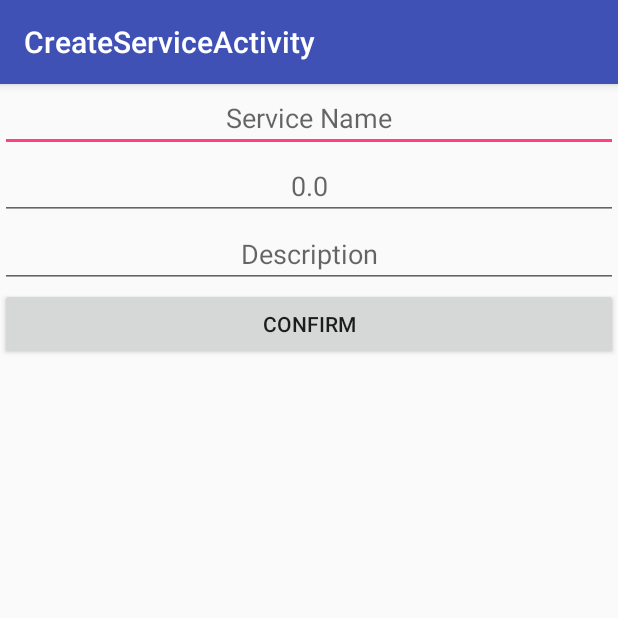
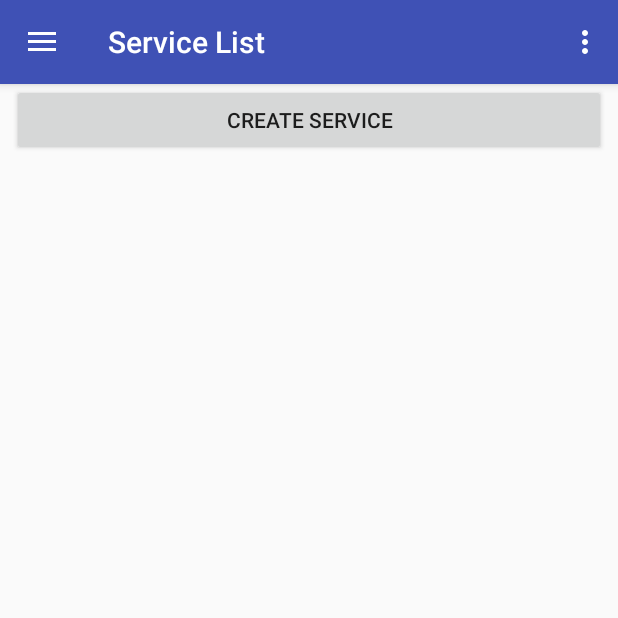
Before and after one commit to DexterHuang/RequestManagementProject, an Android app: the screen it shows after launch (CreateServiceActivity before the commit, MainActivity after it), in the side drawer, after a tap on "Create Service", on a phone screen of 412 x 824 dp, the top half of it. Run offline under Robolectric (Android 15) with nearby library versions, the phone set to English and light mode, and no system bars; our stand-ins replace Firebase (no records; nobody signed in at launch, a user with empty details on screens opened directly); pictures from the network do not load.

Commit message:
Awesome change!

```diff
--- a/app/src/main/java/com/dexter/requestmanagement/MainActivity.java
+++ b/app/src/main/java/com/dexter/requestmanagement/MainActivity.java
@@ -32,7 +32,8 @@ public class MainActivity extends AppCompatActivity
         implements NavigationView.OnNavigationItemSelectedListener,
         MakeRequestFragment.OnFragmentInteractionListener,
         requestListFragment.OnListFragmentInteractionListener,
-        UserListFragment.OnFragmentInteractionListener {
+        UserListFragment.OnFragmentInteractionListener,
+        ServiceListFragment.OnFragmentInteractionListener{
 
     private User currentUser;
     private DatabaseReference mDatabase;
@@ -172,9 +173,9 @@ public class MainActivity extends AppCompatActivity
                 title = "User List";
                 break;
             case R.id.nav_createService:
-                Intent intent = new Intent(MainActivity.this, CreateServiceActivity.class);
-                startActivity(intent);
-                return;
+                fragment = new ServiceListFragment();
+                title = "Service List";
+                break;
         }
 
         if (fragment != null) {
--- a/app/src/main/java/com/dexter/requestmanagement/Models/ServiceType.java
+++ b/app/src/main/java/com/dexter/requestmanagement/Models/ServiceType.java
@@ -5,6 +5,9 @@ public class ServiceType {
     private float price;
     private String description;
 
+    public ServiceType(){
+
+    }
     public ServiceType(String name, float price){
         this.serviceName = name;
         this.price = price;
--- /dev/null
+++ b/app/src/main/java/com/dexter/requestmanagement/ServiceListFragment.java
@@ -0,0 +1,191 @@
+package com.dexter.requestmanagement;
+
+import android.app.Service;
+import android.content.Context;
+import android.content.DialogInterface;
+import android.content.Intent;
+import android.net.Uri;
+import android.os.Bundle;
+import android.provider.ContactsContract;
+import android.support.v4.app.Fragment;
+import android.support.v7.app.AlertDialog;
+import android.view.LayoutInflater;
+import android.view.View;
+import android.view.ViewGroup;
+import android.widget.AdapterView;
+import android.widget.ArrayAdapter;
+import android.widget.Button;
+import android.widget.ListView;
+
+import com.dexter.requestmanagement.Models.ServiceType;
+import com.google.firebase.database.DataSnapshot;
+import com.google.firebase.database.DatabaseError;
+import com.google.firebase.database.ValueEventListener;
+
+import java.util.ArrayList;
+
+
+/**
+ * A simple {@link Fragment} subclass.
+ * Activities that contain this fragment must implement the
+ * {@link ServiceListFragment.OnFragmentInteractionListener} interface
+ * to handle interaction events.
+ * Use the {@link ServiceListFragment#newInstance} factory method to
+ * create an instance of this fragment.
+ */
+public class ServiceListFragment extends Fragment {
+    // TODO: Rename parameter arguments, choose names that match
+    // the fragment initialization parameters, e.g. ARG_ITEM_NUMBER
+    private static final String ARG_PARAM1 = "param1";
+    private static final String ARG_PARAM2 = "param2";
+
+    // TODO: Rename and change types of parameters
+    private String mParam1;
+    private String mParam2;
+
+    private OnFragmentInteractionListener mListener;
+
+    public ServiceListFragment() {
+        // Required empty public constructor
+    }
+
+    /**
+     * Use this factory method to create a new instance of
+     * this fragment using the provided parameters.
+     *
+     * @param param1 Parameter 1.
+     * @param param2 Parameter 2.
+     * @return A new instance of fragment ServiceListFragment.
+     */
+    // TODO: Rename and change types and number of parameters
+    public static ServiceListFragment newInstance(String param1, String param2) {
+        ServiceListFragment fragment = new ServiceListFragment();
+        Bundle args = new Bundle();
+        args.putString(ARG_PARAM1, param1);
+        args.putString(ARG_PARAM2, param2);
+        fragment.setArguments(args);
+        return fragment;
+    }
+
+    @Override
+    public void onCreate(Bundle savedInstanceState) {
+        super.onCreate(savedInstanceState);
+        if (getArguments() != null) {
+            mParam1 = getArguments().getString(ARG_PARAM1);
+            mParam2 = getArguments().getString(ARG_PARAM2);
+        }
+    }
+
+    private Button createServiceButton;
+    private ListView serviceListView;;
+
+    @Override
+    public View onCreateView(LayoutInflater inflater, ViewGroup container,
+                             Bundle savedInstanceState) {
+        View v = inflater.inflate(R.layout.fragment_service_list, container, false);
+
+        createServiceButton = (Button) v.findViewById(R.id.CreateServiceButton);
+        serviceListView = (ListView) v.findViewById(R.id.ServiceListView);
+
+        final ArrayAdapter<String> arrayAdapter = new ArrayAdapter<String>(getContext(), android.R.layout.simple_list_item_1);
+        serviceListView.setAdapter(arrayAdapter);
+        final ArrayList<ServiceType> serviceList = new ArrayList<>();
+        FirebaseManager.getDatabase().child("services").addValueEventListener(new ValueEventListener() {
+            @Override
+            public void onDataChange(DataSnapshot dataSnapshot) {
+                arrayAdapter.clear();
+                serviceList.clear();
+                for ( DataSnapshot data : dataSnapshot.getChildren()){
+                    ServiceType service = data.getValue(ServiceType.class);
+                    arrayAdapter.add(service.getServiceName() + "  " + service.getPrice());
+                    serviceList.add(service);
+                }
+            }
+
+            @Override
+            public void onCancelled(DatabaseError databaseError) {
+
+            }
+        });
+
+        createServiceButton.setOnClickListener(new View.OnClickListener() {
+            @Override
+            public void onClick(View view) {
+                Intent intent = new Intent(getContext(), CreateServiceActivity.class);
+                getContext().startActivity(intent);
+            }
+        });
+
+        serviceListView.setOnItemClickListener(new AdapterView.OnItemClickListener() {
+            @Override
+            public void onItemClick(AdapterView<?> adapterView, View view, int i, long l) {
+                final ServiceType service = serviceList.get(i);
+                AlertDialog.Builder builder = new AlertDialog.Builder(getContext());
+                builder.setTitle("Are you sure?");
+                builder.setMessage("Do you want to delete this service?");
+                builder.setNegativeButton("NO", null);
+                builder.setPositiveButton("YES!", new DialogInterface.OnClickListener() {
+                    @Override
+                    public void onClick(DialogInterface dialogInterface, int i) {
+                        FirebaseManager.getDatabase().child("services").orderByChild("serviceName").equalTo(service.getServiceName()).addListenerForSingleValueEvent(new ValueEventListener() {
+                            @Override
+                            public void onDataChange(DataSnapshot dataSnapshot) {
+                                for(DataSnapshot data : dataSnapshot.getChildren()){
+                                    Debug.log(data.getKey());
+                                }
+
+                            }
+
+                            @Override
+                            public void onCancelled(DatabaseError databaseError) {
+
+                            }
+                        });
+                    }
+                });
+                builder.show();
+            }
+        });
+
+        return v;
+    }
+
+    // TODO: Rename method, update argument and hook method into UI event
+    public void onButtonPressed(Uri uri) {
+        if (mListener != null) {
+            mListener.onFragmentInteraction(uri);
+        }
+    }
+
+    @Override
+    public void onAttach(Context context) {
+        super.onAttach(context);
+        if (context instanceof OnFragmentInteractionListener) {
+            mListener = (OnFragmentInteractionListener) context;
+        } else {
+            throw new RuntimeException(context.toString()
+                    + " must implement OnFragmentInteractionListener");
+        }
+    }
+
+    @Override
+    public void onDetach() {
+        super.onDetach();
+        mListener = null;
+    }
+
+    /**
+     * This interface must be implemented by activities that contain this
+     * fragment to allow an interaction in this fragment to be communicated
+     * to the activity and potentially other fragments contained in that
+     * activity.
+     * <p>
+     * See the Android Training lesson <a href=
+     * "http://developer.android.com/training/basics/fragments/communicating.html"
+     * >Communicating with Other Fragments</a> for more information.
+     */
+    public interface OnFragmentInteractionListener {
+        // TODO: Update argument type and name
+        void onFragmentInteraction(Uri uri);
+    }
+}
--- /dev/null
+++ b/app/src/main/res/layout/fragment_service_list.xml
@@ -0,0 +1,21 @@
+<LinearLayout xmlns:android="http://schemas.android.com/apk/res/android"
+    xmlns:tools="http://schemas.android.com/tools"
+    android:layout_width="match_parent"
+    android:layout_height="match_parent"
+    tools:context="com.dexter.requestmanagement.ServiceListFragment"
+    android:orientation="vertical">
+
+    <!-- TODO: Update blank fragment layout -->
+
+    <Button
+        android:id="@+id/CreateServiceButton"
+        android:layout_width="match_parent"
+        android:layout_height="wrap_content"
+        android:text="Create Service"
+        tools:text="Create Service" />
+
+    <ListView
+        android:id="@+id/ServiceListView"
+        android:layout_width="match_parent"
+        android:layout_height="match_parent" />
+</LinearLayout>
```
